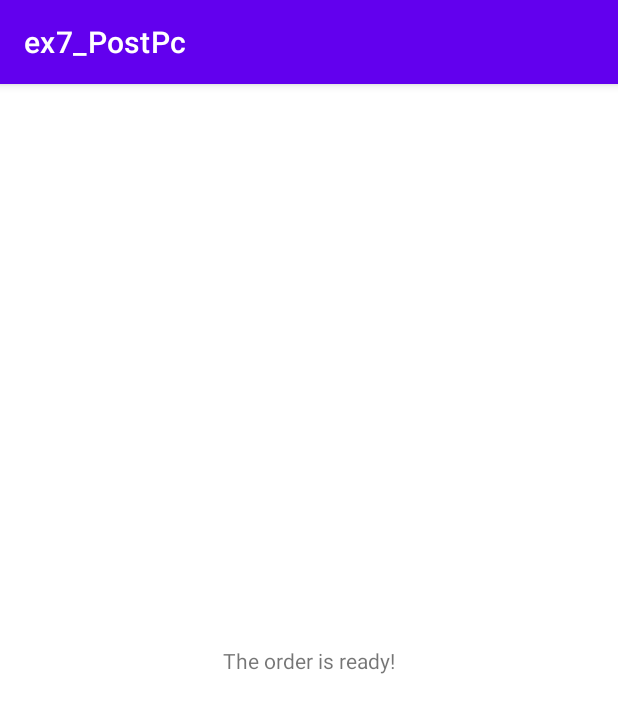
After one commit to lotanaharoni/PostPc_Ex7, an Android app: the ReadyOrderActivity screen opened directly, with no data from a screen before it, on a phone screen of 412 x 824 dp. The commit adds this screen. Shown: the top 713 px of the screen. Run offline under Robolectric (Android 15) with nearby library versions, the phone set to English and light mode, and no system bars.

Commit message:
Finish MainActivity and Added ReadyOrderActivityClass and activity_ready_order.xml

```diff
--- a/app/src/main/AndroidManifest.xml
+++ b/app/src/main/AndroidManifest.xml
@@ -22,6 +22,7 @@
         <activity android:name=".NewOrderActivity"></activity>
         <activity android:name=".OrderInProgressActivity"></activity>
         <activity android:name=".EditOrderActivity"></activity>
+        <activity android:name=".ReadyOrderActivity"></activity>
     </application>
 
 </manifest>
--- a/app/src/main/java/com/example/ex7_postpc/MyLocalDb.java
+++ b/app/src/main/java/com/example/ex7_postpc/MyLocalDb.java
@@ -109,4 +109,8 @@ public class MyLocalDb {
                     }
                 });
     }
+
+    public FirebaseFirestore getFirestore(){
+        return this.firestore;
+    }
 }
--- /dev/null
+++ b/app/src/main/java/com/example/ex7_postpc/ReadyOrderActivity.java
@@ -0,0 +1,14 @@
+package com.example.ex7_postpc;
+
+import android.os.Bundle;
+
+import androidx.appcompat.app.AppCompatActivity;
+
+public class ReadyOrderActivity extends AppCompatActivity {
+
+    @Override
+    public void onCreate(Bundle savedInstanceState) {
+        super.onCreate(savedInstanceState);
+        setContentView(R.layout.activity_ready_order);
+    }
+}
--- /dev/null
+++ b/app/src/main/res/layout/activity_ready_order.xml
@@ -0,0 +1,17 @@
+<?xml version="1.0" encoding="utf-8"?>
+<androidx.constraintlayout.widget.ConstraintLayout xmlns:android="http://schemas.android.com/apk/res/android"
+    xmlns:app="http://schemas.android.com/apk/res-auto"
+    xmlns:tools="http://schemas.android.com/tools"
+    android:layout_width="match_parent"
+    android:layout_height="match_parent">
+
+    <TextView
+        android:id="@+id/textView2"
+        android:layout_width="wrap_content"
+        android:layout_height="wrap_content"
+        android:text="@string/order_is_ready"
+        app:layout_constraintBottom_toBottomOf="parent"
+        app:layout_constraintEnd_toEndOf="parent"
+        app:layout_constraintStart_toStartOf="parent"
+        app:layout_constraintTop_toTopOf="parent" />
+</androidx.constraintlayout.widget.ConstraintLayout>
--- a/app/src/main/res/values/strings.xml
+++ b/app/src/main/res/values/strings.xml
@@ -11,4 +11,5 @@
     <string name="edit_order_text">Edit your order</string>
     <string name="order_in_progress_title">Your order is in progress</string>
     <string name="order_in_progress_text">Just few more moments and your sandwich is ready!</string>
+    <string name="order_is_ready">The order is ready!</string>
 </resources>
```
Also changed, not shown: app/src/main/java/com/example/ex7_postpc/MainActivity.java (+40 -4 lines).
